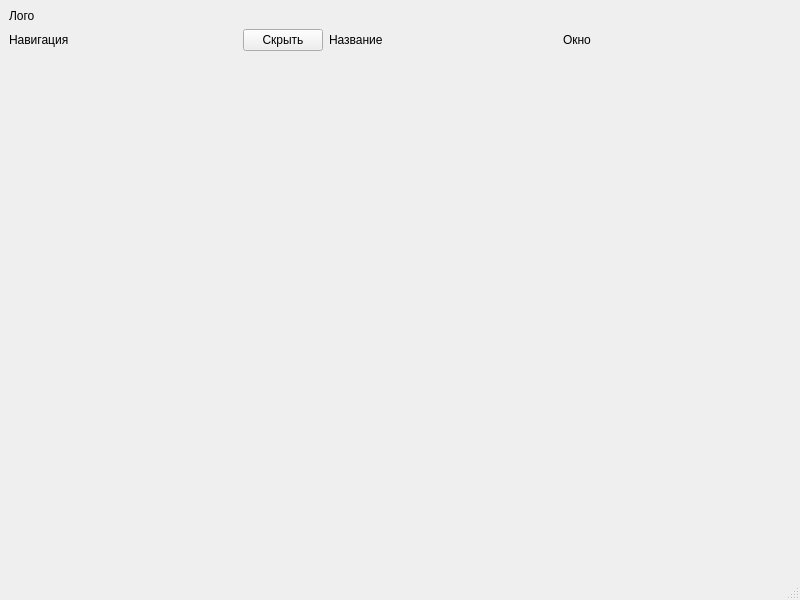
Qt form VendingFranchisorDesktop/mainwindow.ui (FlerkenArtem/Vending) before a commit.
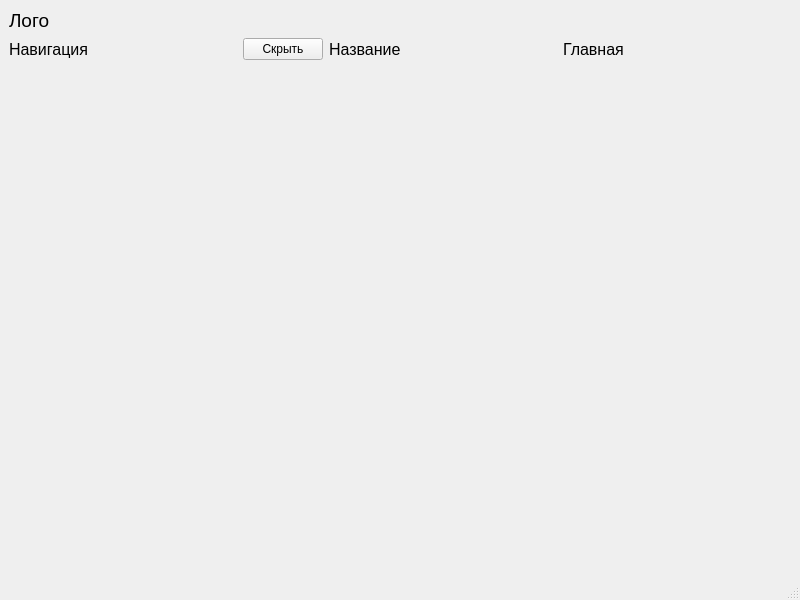
The same form after that commit. Custom widgets are drawn as their Qt base class.

```diff
--- a/VendingFranchisorDesktop/mainwindow.ui
+++ b/VendingFranchisorDesktop/mainwindow.ui
@@ -19,6 +19,11 @@
      <layout class="QHBoxLayout" name="horizontalLayout_2">
       <item>
        <widget class="QLabel" name="logoLabel">
+        <property name="font">
+         <font>
+          <pointsize>14</pointsize>
+         </font>
+        </property>
         <property name="text">
          <string>Лого</string>
         </property>
@@ -33,6 +38,11 @@
      <layout class="QHBoxLayout" name="horizontalLayout_3">
       <item>
        <widget class="QLabel" name="navigationLabel">
+        <property name="font">
+         <font>
+          <pointsize>12</pointsize>
+         </font>
+        </property>
         <property name="text">
          <string>Навигация</string>
         </property>
@@ -53,6 +63,11 @@
       </item>
       <item>
        <widget class="QLabel" name="companyNameLabel">
+        <property name="font">
+         <font>
+          <pointsize>12</pointsize>
+         </font>
+        </property>
         <property name="text">
          <string>Название</string>
         </property>
@@ -60,8 +75,13 @@
       </item>
       <item>
        <widget class="QLabel" name="windowNameLabel">
+        <property name="font">
+         <font>
+          <pointsize>12</pointsize>
+         </font>
+        </property>
         <property name="text">
-         <string>Окно</string>
+         <string>Главная</string>
         </property>
        </widget>
       </item>
@@ -131,6 +151,12 @@
    <header>navigation.h</header>
    <container>1</container>
   </customwidget>
+  <customwidget>
+   <class>Account</class>
+   <extends>QWidget</extends>
+   <header>account.h</header>
+   <container>1</container>
+  </customwidget>
  </customwidgets>
  <resources/>
  <connections/>
```
Left out of the diff: 4 changed lines with no effect on the pictures.
